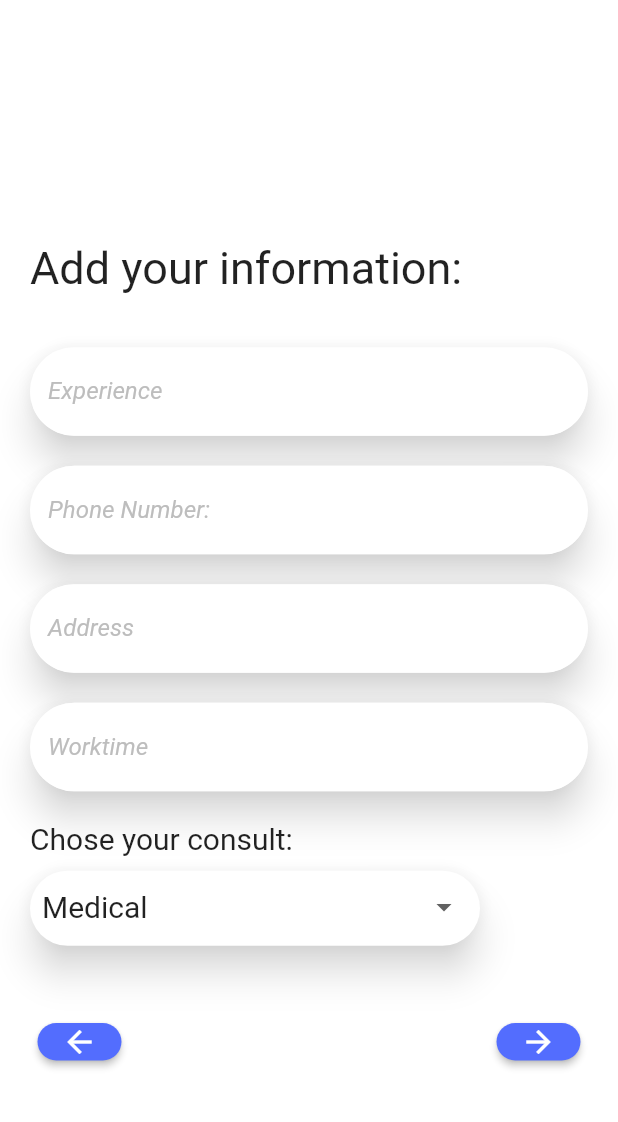
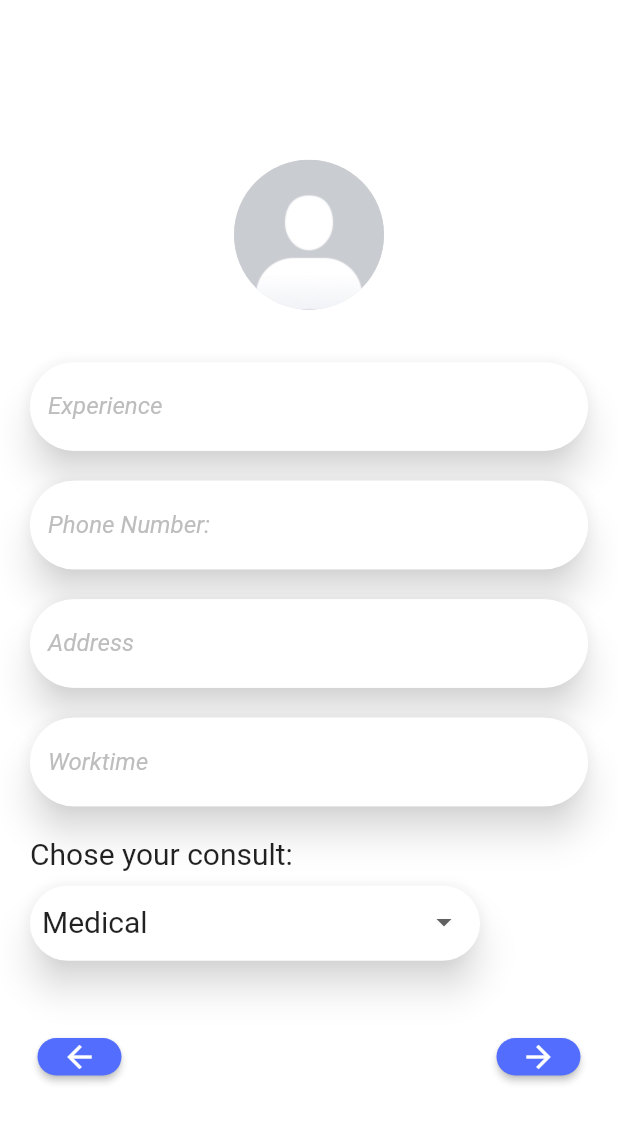
Before and after one commit to Ghofran122/hello_world, a Flutter app: the AddInformation screen opened by its route, on a phone screen of 412 x 824 dp. Shown: the top 1122 px of the screen. Run offline on Flutter 3.47's test engine with Material 2 defaults, Android fonts, the phone set to English and light mode, and no system bars; our stand-ins replace dio, flutter_easyloading, get.

Commit message:
Estishara App

```diff
--- a/lib/modules/estishara_app/info_add_screen/info_add.dart
+++ b/lib/modules/estishara_app/info_add_screen/info_add.dart
@@ -34,17 +34,31 @@ class _AddInformationState extends State<AddInformation> {
         elevation: 0.0,
       ),
       body: Padding(
-        padding: const EdgeInsets.all(20.0),
+        padding: const EdgeInsetsDirectional.only(
+          top: 5.0,
+          bottom: 50.0,
+          start: 20.0,
+          end: 20.0,
+        ),
         child: Center(
           child: SingleChildScrollView(
             child: Column(
               crossAxisAlignment: CrossAxisAlignment.start,
               children: [
-                Text(
+                /*Text(
                   'Add your information:',
                   style: TextStyle(
-                    fontSize: 30.0,
+                    fontSize: 25.0,
                     fontWeight: FontWeight.w400,
+                  ),
+                ),
+                SizedBox(
+                  height: 15.0,
+                ),*/
+                Center(
+                  child: defaultCircollerAvatar(
+                    ImageProfileAssetsPath: 'assets/images/profile.png',
+                    radius: 50.0,
                   ),
                 ),
                 SizedBox(
@@ -224,6 +238,9 @@ class _AddInformationState extends State<AddInformation> {
                           }
                         }
                       ),
+                      /*SizedBox(
+                        height: 20.0,
+                      ),*/
                     ],
                   ),
                 ),
```
Also changed, not shown: lib/modules/estishara_app/profile_screen/expert_profile_personal.dart (+9 -0 lines), lib/modules/estishara_app/profile_screen/user_profile_personal.dart (+9 -0 lines).
